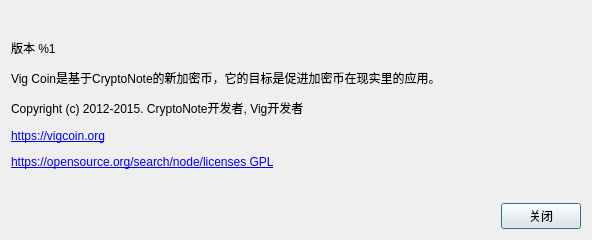
This is src/gui/ui/aboutdialog.ui in vigcoin/wallet as Qt 5 draws it before an edit. The edited form follows.
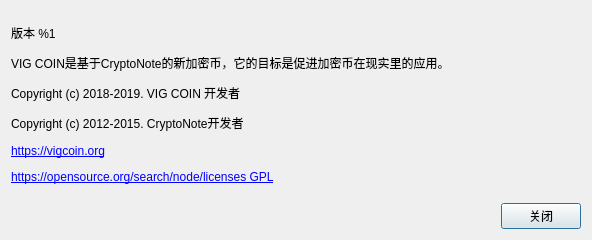
This is the edited form.

```diff
--- a/src/gui/ui/aboutdialog.ui
+++ b/src/gui/ui/aboutdialog.ui
@@ -41,7 +41,7 @@
       </sizepolicy>
      </property>
      <property name="text">
-      <string>&lt;html&gt;&lt;head/&gt;&lt;body&gt;&lt;p&gt;版本 %1&lt;/p&gt;&lt;p&gt;Vig Coin是基于CryptoNote的新加密币，它的目标是促进加密币在现实里的应用。&lt;/p&gt;&lt;p&gt;Copyright (c) 2012-2015. CryptoNote开发者, Vig开发者&lt;/p&gt;&lt;p&gt;&lt;a href=&quot;https://vigcoin.org&quot;&gt;&lt;span style=&quot; text-decoration: underline; color:#0000ff;&quot;&gt;https://vigcoin.org&lt;/span&gt;&lt;/a&gt;&lt;/p&gt;&lt;p&gt;&lt;a href=&quot;https://opensource.org/search/node/licenses%20GPL&quot;&gt;&lt;span style=&quot; text-decoration: underline; color:#0000ff;&quot;&gt;https://opensource.org/search/node/licenses GPL&lt;/span&gt;&lt;/a&gt;&lt;/p&gt;&lt;/body&gt;&lt;/html&gt;</string>
+      <string>&lt;html&gt;&lt;head/&gt;&lt;body&gt;&lt;p&gt;版本 %1&lt;/p&gt;&lt;p&gt;VIG COIN是基于CryptoNote的新加密币，它的目标是促进加密币在现实里的应用。&lt;/p&gt;&lt;p&gt;Copyright (c) 2018-2019. VIG COIN 开发者&lt;/p&gt;&lt;p&gt;Copyright (c) 2012-2015. CryptoNote开发者&lt;/p&gt;&lt;p&gt;&lt;a href=&quot;https://vigcoin.org&quot;&gt;&lt;span style=&quot; text-decoration: underline; color:#0000ff;&quot;&gt;https://vigcoin.org&lt;/span&gt;&lt;/a&gt;&lt;/p&gt;&lt;p&gt;&lt;a href=&quot;https://opensource.org/search/node/licenses%20GPL&quot;&gt;&lt;span style=&quot; text-decoration: underline; color:#0000ff;&quot;&gt;https://opensource.org/search/node/licenses GPL&lt;/span&gt;&lt;/a&gt;&lt;/p&gt;&lt;/body&gt;&lt;/html&gt;</string>
      </property>
      <property name="textFormat">
       <enum>Qt::RichText</enum>
```
